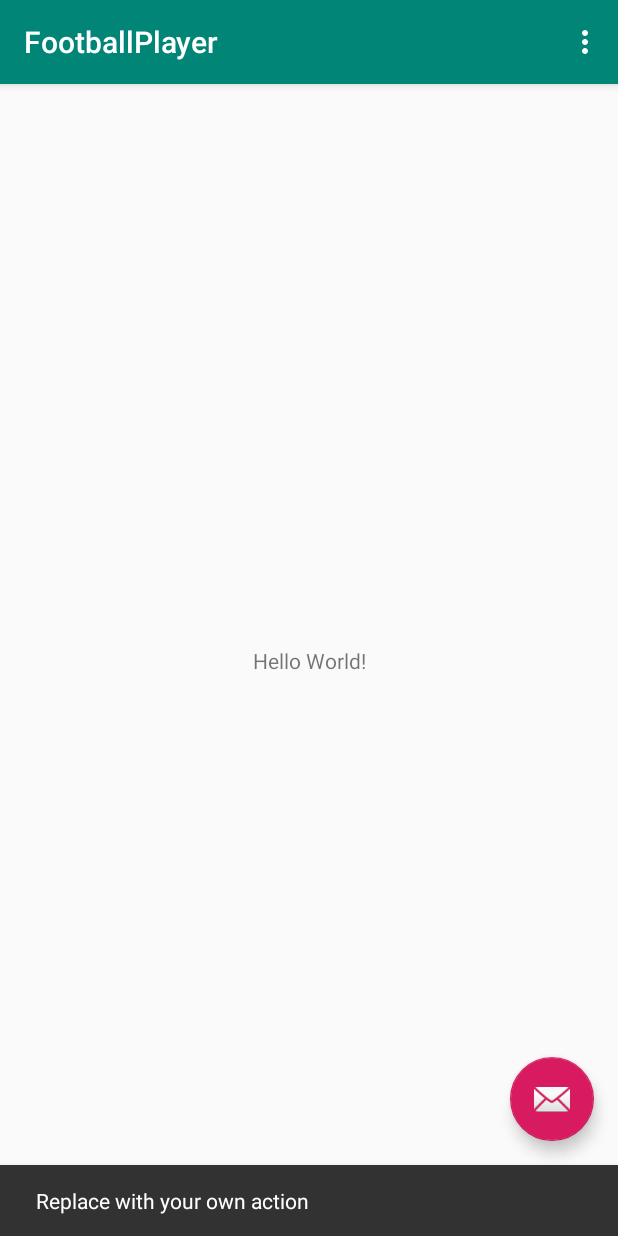
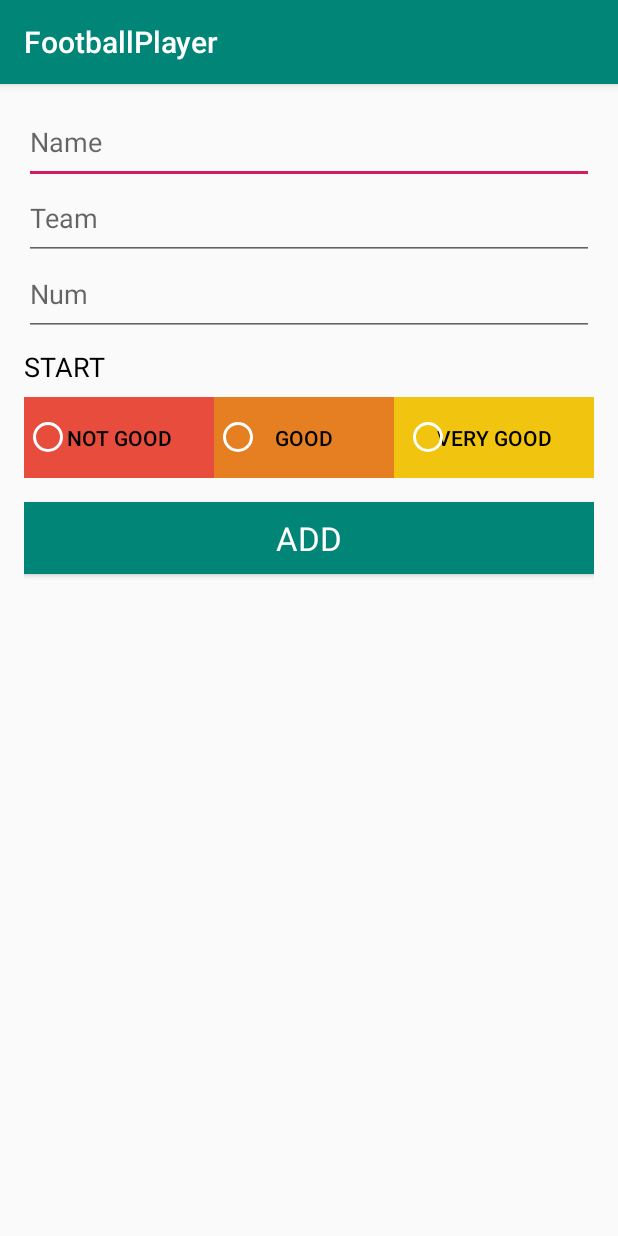
Before and after one commit to Hsun-Yu/NTUST-AppDesign-Football, an Android app: the screen it shows after launch (MainActivity before the commit, activity_add_player after it), after a tap on an icon or button, on a phone screen of 412 x 824 dp. Run offline under Robolectric (Android 15) with nearby library versions, the phone set to English and light mode, and no system bars.

Commit message:
Add insert on contentprovider

```diff
--- a/FootballPlayer/app/src/main/java/com/example/footballplayer/MainActivity.java
+++ b/FootballPlayer/app/src/main/java/com/example/footballplayer/MainActivity.java
@@ -1,15 +1,33 @@
 package com.example.footballplayer;
 
+import android.content.Intent;
+import android.database.Cursor;
 import android.os.Bundle;
+import android.support.annotation.NonNull;
+import android.support.annotation.Nullable;
 import android.support.design.widget.FloatingActionButton;
 import android.support.design.widget.Snackbar;
+import android.support.v4.app.LoaderManager;
+import android.support.v4.content.AsyncTaskLoader;
+import android.support.v4.content.Loader;
 import android.support.v7.app.AppCompatActivity;
+import android.support.v7.widget.RecyclerView;
 import android.support.v7.widget.Toolbar;
 import android.view.View;
 import android.view.Menu;
 import android.view.MenuItem;
+import android.widget.CursorAdapter;
 
-public class MainActivity extends AppCompatActivity {
+public class MainActivity extends AppCompatActivity implements
+        LoaderManager.LoaderCallbacks<Cursor> {
+
+    private static final String TAG = MainActivity.class.getSimpleName();
+    private static final int PLAYER_LOADER_ID = 0;
+
+    // Member variables for the adapter and RecyclerView
+    private CustomCursorAdapter mAdapter;
+    RecyclerView mRecyclerView;
+
 
     @Override
     protected void onCreate(Bundle savedInstanceState) {
@@ -22,10 +40,21 @@ public class MainActivity extends AppCompatActivity {
         fab.setOnClickListener(new View.OnClickListener() {
             @Override
             public void onClick(View view) {
-                Snackbar.make(view, "Replace with your own action", Snackbar.LENGTH_LONG)
-                        .setAction("Action", null).show();
+//                Snackbar.make(view, "Replace with your own action", Snackbar.LENGTH_LONG)
+//                        .setAction("Action", null).show();
+                // Create a new intent to start an AddTaskActivity
+                Intent addPlayerIntent = new Intent(MainActivity.this, activity_add_player.class);
+                startActivity(addPlayerIntent);
             }
         });
+    }
+
+    @Override
+    protected void onResume() {
+        super.onResume();
+
+        // re-queries for all tasks
+        getSupportLoaderManager().restartLoader(PLAYER_LOADER_ID, null, this);
     }
 
     @Override
@@ -49,4 +78,51 @@ public class MainActivity extends AppCompatActivity {
 
         return super.onOptionsItemSelected(item);
     }
+
+    @NonNull
+    @Override
+    public Loader<Cursor> onCreateLoader(int i, @Nullable Bundle bundle) {
+        return new AsyncTaskLoader<Cursor>(this) {
+
+            // Initialize a Cursor, this will hold all the task data
+            Cursor mPlayerData = null;
+
+            // onStartLoading() is called when a loader first starts loading data
+            @Override
+            protected void onStartLoading() {
+                if (mPlayerData != null) {
+                    // Delivers any previously loaded data immediately
+                    deliverResult(mPlayerData);
+                } else {
+                    // Force a new load
+                    forceLoad();
+                }
+            }
+
+            // loadInBackground() performs asynchronous loading of data
+            @Override
+            public Cursor loadInBackground() {
+                // Will implement to load data
+                return null;
+            }
+
+            // deliverResult sends the result of the load, a Cursor, to the registered listener
+            public void deliverResult(Cursor data) {
+                mPlayerData = data;
+                super.deliverResult(data);
+            }
+        };
+    }
+
+    @Override
+    public void onLoadFinished(@NonNull Loader<Cursor> loader, Cursor cursor) {
+        // Update the data that the adapter uses to create ViewHolders
+//        mAdapter.swapCursor(cursor);
+    }
+
+    @Override
+    public void onLoaderReset(Loader<Cursor> loader) {
+        mAdapter.swapCursor(null);
+    }
+
 }
--- a/FootballPlayer/app/src/main/java/com/example/footballplayer/data/FootballContentProvider.java
+++ b/FootballPlayer/app/src/main/java/com/example/footballplayer/data/FootballContentProvider.java
@@ -58,17 +58,13 @@ public class FootballContentProvider extends ContentProvider {
 
     @Override
     public Uri insert(Uri uri, ContentValues values) {
-        // COMPLETED (1) Get access to the task database (to write new data to)
         final SQLiteDatabase db = mFootballDbHelper.getWritableDatabase();
 
-        // COMPLETED (2) Write URI matching code to identify the match for the tasks directory
         int match = sUriMatcher.match(uri);
-        Uri returnUri; // URI to be returned
+        Uri returnUri;
 
         switch (match) {
             case PLAYERS:
-                // (3) Insert new values into the database
-                // Inserting values into tasks table
                 long id = db.insert(TABLE_NAME, null, values);
                 if ( id > 0 ) {
                     returnUri = ContentUris.withAppendedId(FootballContract.FootballEntry.CONTENT_URI, id);
--- a/FootballPlayer/app/src/main/java/com/example/footballplayer/data/FootballContract.java
+++ b/FootballPlayer/app/src/main/java/com/example/footballplayer/data/FootballContract.java
@@ -5,7 +5,7 @@ import android.provider.BaseColumns;
 
 public class FootballContract {
     // The authority, which is how your code knows which Content Provider to access
-    public static final String AUTHORITY = "com.example.football.provider";
+    public static final String AUTHORITY = "com.example.footballplayer";
 
     // The base content URI = "content://" + <authority>
     public static final Uri BASE_CONTENT_URI = Uri.parse("content://" + AUTHORITY);
--- a/FootballPlayer/app/src/main/java/com/example/footballplayer/data/FootballDBHelper.java
+++ b/FootballPlayer/app/src/main/java/com/example/footballplayer/data/FootballDBHelper.java
@@ -9,10 +9,10 @@ import com.example.footballplayer.data.FootballContract.FootballEntry;
 
 public class FootballDBHelper  extends SQLiteOpenHelper {
     // The name of the database
-    private static final String DATABASE_NAME = "footballDb.db";
+    private static final String DATABASE_NAME = "footballplayerDb.db";
 
     // If you change the database schema, you must increment the database version
-    private static final int VERSION = 1;
+    private static final int VERSION = 2;
 
 
     // Constructor
@@ -33,7 +33,7 @@ public class FootballDBHelper  extends SQLiteOpenHelper {
                 FootballEntry.COLUMN_NAME        + " TEXT NOT NULL, " +
                 FootballEntry.COLUMN_TEAM        + " TEXT NOT NULL," +
                 FootballEntry.COLUMN_NUM         + " INTEGER NOT NULL," +
-                FootballEntry.COLUMN_START       + "INTEGER NOT NULL);";
+                FootballEntry.COLUMN_START       + " INTEGER NOT NULL);";
 
         db.execSQL(CREATE_TABLE);
     }
--- /dev/null
+++ b/FootballPlayer/app/src/main/res/layout/activity_add_player.xml
@@ -0,0 +1,143 @@
+<?xml version="1.0" encoding="utf-8"?>
+<LinearLayout xmlns:android="http://schemas.android.com/apk/res/android"
+    xmlns:app="http://schemas.android.com/apk/res-auto"
+    xmlns:tools="http://schemas.android.com/tools"
+    android:orientation="vertical"
+    android:layout_width="match_parent"
+    android:layout_height="match_parent"
+    android:paddingBottom="@dimen/activity_vertical_margin"
+    android:paddingEnd="@dimen/activity_horizontal_margin"
+    android:paddingLeft="@dimen/activity_horizontal_margin"
+    android:paddingRight="@dimen/activity_horizontal_margin"
+    android:paddingStart="@dimen/activity_horizontal_margin"
+    android:paddingTop="@dimen/activity_vertical_margin"
+    tools:context=".activity_add_player">
+
+
+    <EditText
+        android:id="@+id/editTextPlayerName"
+        android:layout_width="match_parent"
+        android:layout_height="wrap_content"
+        android:gravity="start"
+        android:hint="Name"
+        android:paddingBottom ="@dimen/activity_horizontal_margin"/>
+    <EditText
+        android:id="@+id/editTextPlayerTeam"
+        android:layout_width="match_parent"
+        android:layout_height="wrap_content"
+        android:gravity="start"
+        android:hint="Team"
+        android:paddingBottom ="@dimen/activity_horizontal_margin"/>
+
+    <EditText
+        android:id="@+id/editTextPlayerNum"
+        android:layout_width="match_parent"
+        android:layout_height="wrap_content"
+        android:gravity="start"
+        android:hint="Num"
+        android:inputType="number"
+        android:paddingBottom="@dimen/activity_horizontal_margin" />
+
+
+    <TextView
+        android:layout_width="wrap_content"
+        android:layout_height="wrap_content"
+        android:layout_gravity="start"
+        android:textColor="@android:color/primary_text_light"
+        style="@style/TextAppearance.AppCompat.Medium"
+        android:text="START"
+        android:layout_marginTop="8dp"
+        android:layout_marginBottom="8dp"/>
+
+    <FrameLayout
+        android:layout_width="match_parent"
+        android:layout_height="wrap_content"
+        android:layout_marginBottom="@dimen/activity_vertical_margin">
+
+    <!-- Linear layout that contains all three priority buttons (high, medium, low)
+    in a single line -->
+    <LinearLayout
+        android:layout_width="match_parent"
+        android:layout_height="wrap_content"
+        android:orientation="horizontal"
+        android:layout_gravity="center"
+        android:weightSum="3">
+
+        <Button
+            style="?android:attr/buttonBarButtonStyle"
+            android:textColor="@android:color/primary_text_light"
+            android:id="@+id/buttonP1"
+            android:layout_width="wrap_content"
+            android:layout_height="wrap_content"
+            android:background="@color/materialRed"
+            android:text="Not Good"
+            android:layout_weight="1"
+            android:onClick="onPrioritySelected"/>
+
+        <Button
+            style="?android:attr/buttonBarButtonStyle"
+            android:textColor="@android:color/primary_text_light"
+            android:id="@+id/buttonP2"
+            android:layout_width="wrap_content"
+            android:layout_height="wrap_content"
+            android:background="@color/materialOrange"
+            android:text="Good"
+            android:layout_weight="1"
+            android:onClick="onPrioritySelected"/>
+
+        <Button
+            style="?android:attr/buttonBarButtonStyle"
+            android:textColor="@android:color/primary_text_light"
+            android:id="@+id/buttonP3"
+            android:layout_width="wrap_content"
+            android:layout_height="wrap_content"
+            android:background="@color/materialYellow"
+            android:text="Very Good"
+            android:layout_weight="1"
+            android:onClick="onPrioritySelected"/>
+
+    </LinearLayout>
+
+    <RadioGroup
+        android:layout_width="match_parent"
+        android:layout_height="wrap_content"
+        android:orientation="horizontal"
+        android:layout_gravity="center"
+        android:weightSum="3">
+
+        <RadioButton
+            android:id="@+id/radButton1"
+            android:layout_width="wrap_content"
+            android:layout_height="wrap_content"
+            android:onClick="onPrioritySelected"
+            android:layout_weight="1"
+            android:theme="@style/WhiteRadioButton"/>
+
+        <RadioButton
+            android:id="@+id/radButton2"
+            android:layout_width="wrap_content"
+            android:layout_height="wrap_content"
+            android:onClick="onPrioritySelected"
+            android:layout_weight="1"
+            android:theme="@style/WhiteRadioButton"/>
+
+        <RadioButton
+            android:id="@+id/radButton3"
+            android:layout_width="wrap_content"
+            android:layout_height="wrap_content"
+            android:onClick="onPrioritySelected"
+            android:layout_weight="1"
+            android:theme="@style/WhiteRadioButton"/>
+        </RadioGroup>
+    </FrameLayout>
+    <Button
+        android:id="@+id/addButton"
+        android:layout_width="match_parent"
+        android:layout_height="wrap_content"
+        android:layout_gravity="center"
+        android:text="ADD"
+        style="@style/TextAppearance.AppCompat.Large"
+        android:textColor="@android:color/primary_text_dark"
+        android:background="@color/colorPrimary"
+        android:onClick="onClickAddPlayer"/>
+</LinearLayout>
--- a/FootballPlayer/app/src/main/res/layout/activity_main.xml
+++ b/FootballPlayer/app/src/main/res/layout/activity_main.xml
@@ -28,6 +28,6 @@
         android:layout_height="wrap_content"
         android:layout_gravity="bottom|end"
         android:layout_margin="@dimen/fab_margin"
-        app:srcCompat="@android:drawable/ic_dialog_email" />
+        app:srcCompat="@android:drawable/ic_input_add" />
 
 </android.support.design.widget.CoordinatorLayout>
--- a/FootballPlayer/app/src/main/res/layout/content_main.xml
+++ b/FootballPlayer/app/src/main/res/layout/content_main.xml
@@ -8,13 +8,11 @@
     tools:context=".MainActivity"
     tools:showIn="@layout/activity_main">
 
-    <TextView
-        android:layout_width="wrap_content"
-        android:layout_height="wrap_content"
-        android:text="Hello World!"
-        app:layout_constraintBottom_toBottomOf="parent"
-        app:layout_constraintLeft_toLeftOf="parent"
-        app:layout_constraintRight_toRightOf="parent"
-        app:layout_constraintTop_toTopOf="parent" />
+    <android.support.v7.widget.RecyclerView
+        android:id="@+id/recyclerViewTasks"
+        android:layout_width="match_parent"
+        android:layout_height="match_parent"
+        android:paddingBottom="8dp"/>
+
 
 </android.support.constraint.ConstraintLayout>
--- a/FootballPlayer/app/src/main/res/values/colors.xml
+++ b/FootballPlayer/app/src/main/res/values/colors.xml
@@ -3,4 +3,8 @@
     <color name="colorPrimary">#008577</color>
     <color name="colorPrimaryDark">#00574B</color>
     <color name="colorAccent">#D81B60</color>
+
+    <color name="materialRed">#E74C3C</color>
+    <color name="materialOrange">#E67E22</color>
+    <color name="materialYellow">#F1C40F</color>
 </resources>
--- a/FootballPlayer/app/src/main/res/values/dimens.xml
+++ b/FootballPlayer/app/src/main/res/values/dimens.xml
@@ -1,3 +1,6 @@
 <resources>
+    <!-- Default screen margins, per the Android Design guidelines. -->
+    <dimen name="activity_horizontal_margin">16dp</dimen>
+    <dimen name="activity_vertical_margin">16dp</dimen>
     <dimen name="fab_margin">16dp</dimen>
 </resources>
--- a/FootballPlayer/app/src/main/res/values/styles.xml
+++ b/FootballPlayer/app/src/main/res/values/styles.xml
@@ -17,4 +17,11 @@
 
     <style name="AppTheme.PopupOverlay" parent="ThemeOverlay.AppCompat.Light" />
 
+
+    <!-- Style for custom white radio button color -->
+    <style name="WhiteRadioButton" parent="Theme.AppCompat.Light.DarkActionBar">
+        <item name="colorControlNormal">@android:color/white</item>
+        <item name="colorControlActivated">@android:color/white</item>
+    </style>
+
 </resources>
```
Also changed, not shown: FootballPlayer/app/src/main/AndroidManifest.xml (+4 -3 lines), FootballPlayer/app/src/main/java/com/example/footballplayer/CustomCursorAdapter.java (added, +167 -0 lines), FootballPlayer/app/src/main/java/com/example/footballplayer/activity_add_player.java (added, +76 -0 lines).
